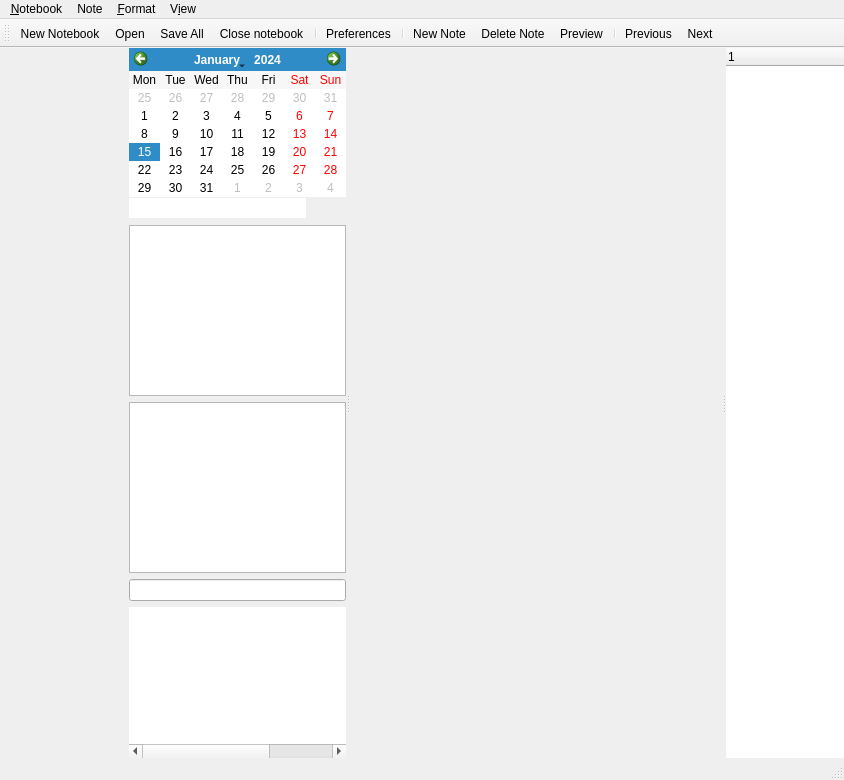
Above: noteflow/ui/mainWindow_ui.ui from olivierkes/noteflow before the change. Below: the same form after it.
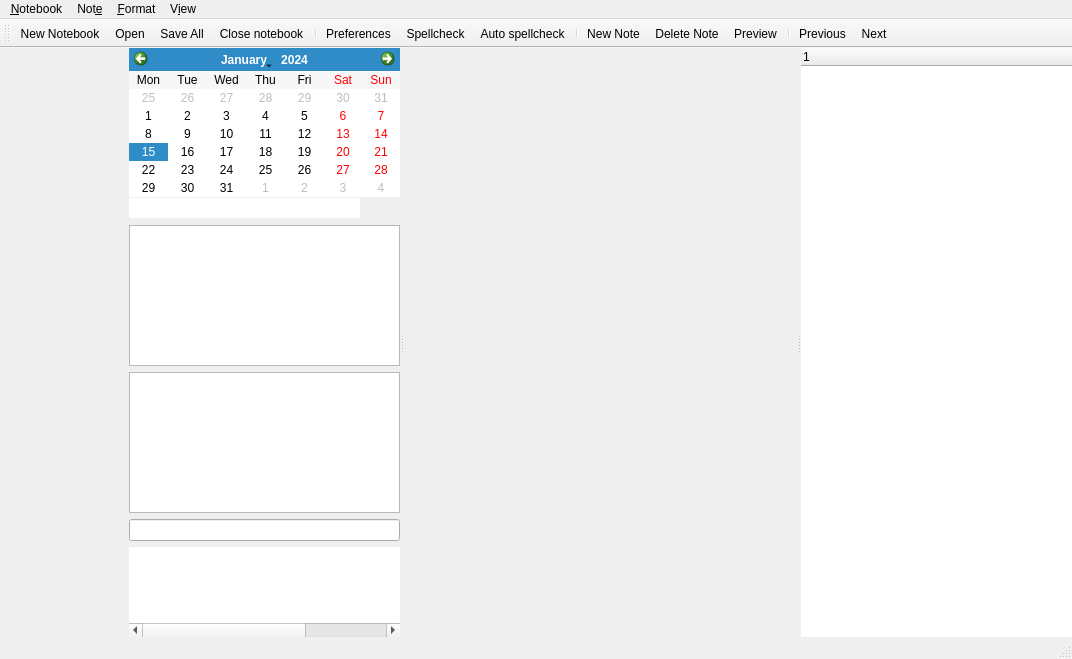
That is the form after the change. Icons and pictures are not drawn. Custom widgets are drawn as their Qt base class.

Commit message: Checkpoint: spellcheck grammalecte

Patch:
```diff
--- a/noteflow/ui/mainWindow_ui.ui
+++ b/noteflow/ui/mainWindow_ui.ui
@@ -6,8 +6,8 @@
    <rect>
     <x>0</x>
     <y>0</y>
-    <width>844</width>
-    <height>780</height>
+    <width>1072</width>
+    <height>659</height>
    </rect>
   </property>
   <property name="windowTitle">
@@ -606,8 +606,8 @@
     <rect>
      <x>0</x>
      <y>0</y>
-     <width>844</width>
-     <height>30</height>
+     <width>1072</width>
+     <height>28</height>
     </rect>
    </property>
    <widget class="QMenu" name="menu_File">
@@ -627,7 +627,7 @@
    </widget>
    <widget class="QMenu" name="menuNote">
     <property name="title">
-     <string>Note</string>
+     <string>Not&amp;e</string>
     </property>
     <addaction name="actNotePrevious"/>
     <addaction name="actNoteNext"/>
@@ -711,6 +711,8 @@
    <addaction name="actCloseCurrent"/>
    <addaction name="separator"/>
    <addaction name="actPreferences"/>
+   <addaction name="actSpellcheck"/>
+   <addaction name="actAutoSpellcheck"/>
    <addaction name="separator"/>
    <addaction name="actNoteNew"/>
    <addaction name="actNoteDelete"/>
@@ -1137,6 +1139,31 @@
     <string>F4</string>
    </property>
   </action>
+  <action name="actSpellcheck">
+   <property name="icon">
+    <iconset theme="tools-check-spelling"/>
+   </property>
+   <property name="text">
+    <string>Spellcheck</string>
+   </property>
+   <property name="shortcut">
+    <string>F8</string>
+   </property>
+  </action>
+  <action name="actAutoSpellcheck">
+   <property name="checkable">
+    <bool>true</bool>
+   </property>
+   <property name="icon">
+    <iconset theme="tools-check-spelling"/>
+   </property>
+   <property name="text">
+    <string>Auto spellcheck</string>
+   </property>
+   <property name="shortcut">
+    <string>Shift+F8</string>
+   </property>
+  </action>
  </widget>
  <customwidgets>
   <customwidget>
```
Left out of the diff: 2 changed lines with no effect on the pictures. The commit also changes 8 other files.
